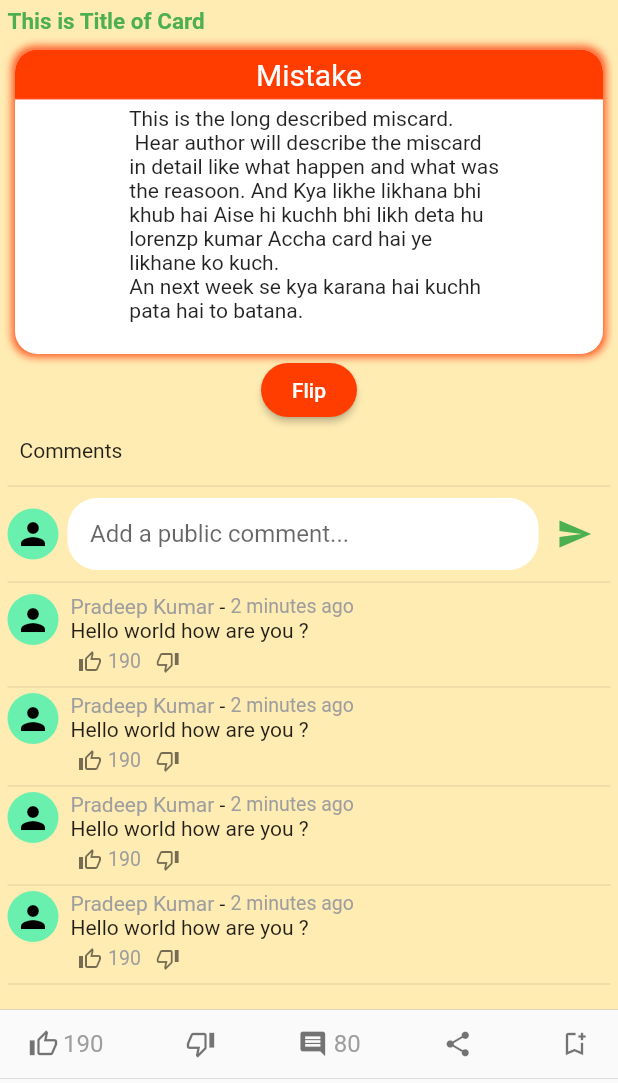
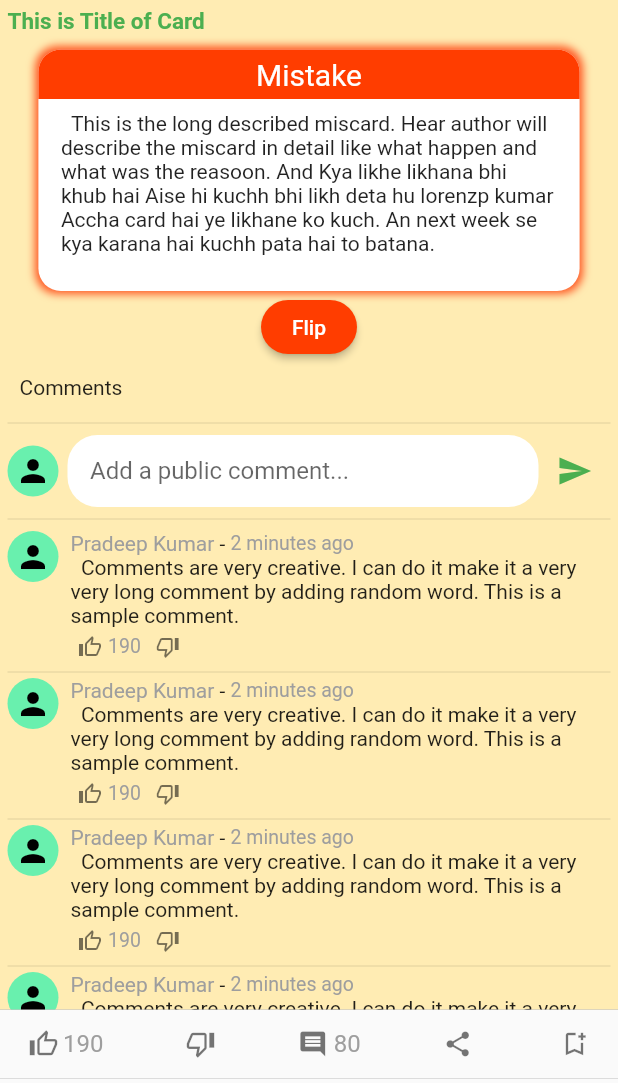
Before and after one commit to pktintali/Project_SYM, a Flutter app: the TabPage screen opened directly, after a tap on "Pradeep Kumar", on a phone screen of 412 x 824 dp, the part 153-1236 px from its top. Run offline on Flutter 3.47's test engine with Material 2 defaults, Android fonts, the phone set to English and light mode, and no system bars; drawn by our look-alikes of flip_card; our stand-ins replace get; network calls fail.

Commit message:
comment text overflow fixed

```diff
--- a/lib/pages/home/widgets/home_top_chips.dart
+++ b/lib/pages/home/widgets/home_top_chips.dart
@@ -17,16 +17,12 @@ class HomeTopChips extends StatelessWidget {
         itemBuilder: (BuildContext context, int index) {
           return Padding(
             padding: const EdgeInsets.all(3.0),
-            child: InkWell(
-              onTap: () {
+            child: ActionChip(
+              backgroundColor: Colors.white,
+              label: Text(Constants.categoryList[index]),
+              onPressed: () {
                 Get.to(() => const CategoryView());
               },
-              borderRadius: BorderRadius.circular(50),
-              splashColor: Colors.black,
-              child: Chip(
-                backgroundColor: Colors.white,
-                label: Text(Constants.categoryList[index]),
-              ),
             ),
           );
         },
--- a/lib/pages/miscard/constants.dart
+++ b/lib/pages/miscard/constants.dart
@@ -1,17 +1,9 @@
 class Constants {
   static const miscardDetails = """
-  This is the long described miscard.
-   Hear author will describe the miscard
-  in detail like what happen and what was
-  the reasoon. And Kya likhe likhana bhi
-  khub hai Aise hi kuchh bhi likh deta hu
-  lorenzp kumar Accha card hai ye
-  likhane ko kuch.
-  An next week se kya karana hai kuchh
-  pata hai to batana.
+  This is the long described miscard. Hear author will describe the miscard in detail like what happen and what was the reasoon. And Kya likhe likhana bhi khub hai Aise hi kuchh bhi likh deta hu lorenzp kumar Accha card hai ye likhane ko kuch. An next week se kya karana hai kuchh pata hai to batana.
   """;
 
   static const fakeComment = """
-  This is a sample comment. Comments are very creative.
+  Comments are very creative. I can do it make it a very very long comment by adding random word. This is a sample comment.
   """;
 }
--- a/lib/pages/miscard/miscard_comment.dart
+++ b/lib/pages/miscard/miscard_comment.dart
@@ -40,7 +40,16 @@ class MisCardcomment extends StatelessWidget {
                     )
                   ],
                 ),
-                const Text('Hello world how are you ?'),
+                SizedBox(
+                  width: MediaQuery.of(context).size.width - 55,
+                  child: const Center(
+                    child: Text(
+                      Constants.fakeComment,
+                      maxLines: 3,
+                      overflow: TextOverflow.ellipsis,
+                    ),
+                  ),
+                ),
                 const MisCardCommentIcons(),
               ],
             ),
--- a/lib/pages/miscard/widgets/miscard_back.dart
+++ b/lib/pages/miscard/widgets/miscard_back.dart
@@ -6,7 +6,10 @@ class MisCardBack extends StatelessWidget {
 
   @override
   Widget build(BuildContext context) {
-    return Padding(
+    final _mdq = MediaQuery.of(context).size;
+    return SizedBox(
+      width: _mdq.width < 500 ? _mdq.width * 0.9 : _mdq.width * 0.5,
+      child: Padding(
         padding: const EdgeInsets.only(top: 10, left: 5, right: 5, bottom: 0.0),
         child: DecoratedBox(
           decoration: const BoxDecoration(
@@ -54,13 +57,14 @@ class MisCardBack extends StatelessWidget {
                   height: 0.0,
                 ),
                 const Padding(
-                padding: EdgeInsets.all(5.0),
+                  padding: EdgeInsets.symmetric(vertical: 8, horizontal: 15),
                   child: Text(Constants.miscardDetails),
                 ),
               ],
             ),
           ),
         ),
+      ),
     );
   }
 }
--- a/lib/pages/miscard/widgets/miscard_front.dart
+++ b/lib/pages/miscard/widgets/miscard_front.dart
@@ -6,7 +6,11 @@ class MisCardFront extends StatelessWidget {
 
   @override
   Widget build(BuildContext context) {
-    return Padding(
+    final _mdq = MediaQuery.of(context).size;
+    return Center(
+      child: SizedBox(
+        width: _mdq.width < 500 ? _mdq.width * 0.9 : _mdq.width * 0.5,
+        child: Padding(
           padding: const EdgeInsets.only(top: 10, left: 5, right: 5, bottom: 0.0),
           child: DecoratedBox(
             decoration: const BoxDecoration(
@@ -22,7 +26,6 @@ class MisCardFront extends StatelessWidget {
                 ),
               ],
             ),
-        child: SizedBox(
             child: Column(
               children: [
                 DecoratedBox(
@@ -49,18 +52,19 @@ class MisCardFront extends StatelessWidget {
                     ],
                   ),
                 ),
-              const Divider(
-                color: Colors.deepOrange,
-                height: 0.0,
-              ),
+                // const Divider(
+                //   color: Colors.deepOrange,
+                //   height: 0.0,
+                // ),
                 const Padding(
-                padding: EdgeInsets.all(5.0),
+                  padding: EdgeInsets.symmetric(vertical: 8, horizontal: 15),
                   child: Text(Constants.miscardDetails),
                 ),
               ],
             ),
           ),
         ),
+      ),
     );
   }
 }
```
Lines whose indentation alone changed are shown as unchanged.
